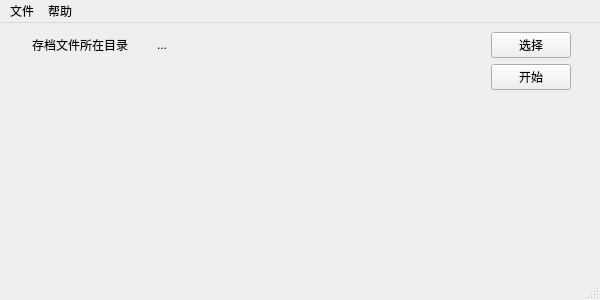
Above: ui/mainwindow.ui from hanai/eu4-save-manager before the change. Below: the same form after it.
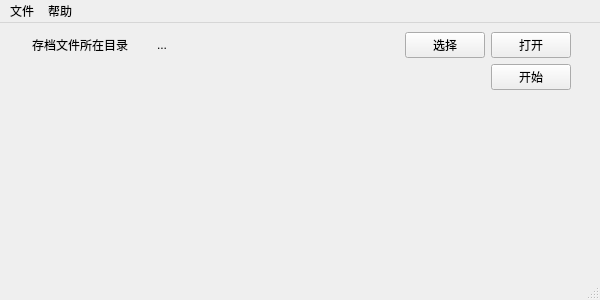
That is the form after the change.

```diff
--- a/ui/mainwindow.ui
+++ b/ui/mainwindow.ui
@@ -24,7 +24,7 @@
     <item>
      <layout class="QVBoxLayout" name="verticalLayout_3">
       <item>
-       <layout class="QHBoxLayout" name="horizontalLayout" stretch="0,1,0">
+       <layout class="QHBoxLayout" name="horizontalLayout" stretch="0,1,0,0">
         <property name="sizeConstraint">
          <enum>QLayout::SetDefaultConstraint</enum>
         </property>
@@ -63,7 +63,7 @@
         <item>
          <widget class="QPushButton" name="pushButton_selectSaveDir">
           <property name="sizePolicy">
-           <sizepolicy hsizetype="Fixed" vsizetype="Fixed">
+           <sizepolicy hsizetype="Minimum" vsizetype="Fixed">
             <horstretch>0</horstretch>
             <verstretch>0</verstretch>
            </sizepolicy>
@@ -73,6 +73,13 @@
           </property>
          </widget>
         </item>
+        <item>
+         <widget class="QPushButton" name="pushButton_openFolder">
+          <property name="text">
+           <string>打开</string>
+          </property>
+         </widget>
+        </item>
        </layout>
       </item>
       <item>
```
